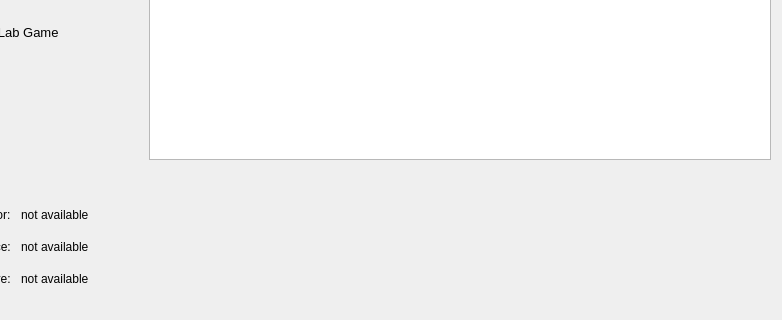
The window that mainwindow.ui (AnthonyA28/Qt-PWCL-game) describes before a commit, drawn with Qt 5; both pictures show x 137 to 919 and y 119 to 439 of the 919 by 569 pixel window.
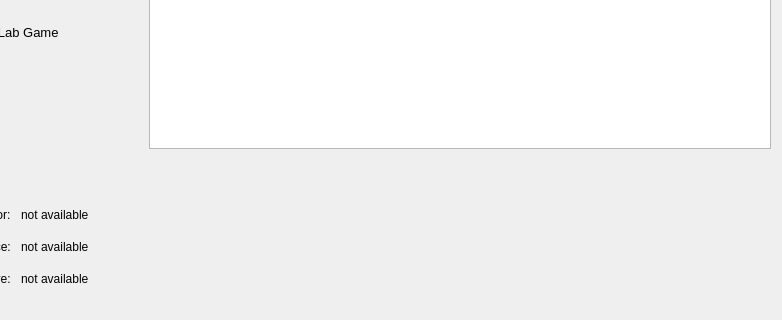
The same window after the commit. Icons and pictures are not drawn. Custom widgets are drawn as their Qt base class.

Commit message: shows emergency messages and doesnt allow user input until connection is valid

What changed in the file:
```diff
--- a/mainwindow.ui
+++ b/mainwindow.ui
@@ -458,6 +458,55 @@
         </item>
        </widget>
       </item>
+      <item>
+       <widget class="QLabel" name="emergencyMessageLabel">
+        <property name="palette">
+         <palette>
+          <active>
+           <colorrole role="WindowText">
+            <brush brushstyle="SolidPattern">
+             <color alpha="255">
+              <red>255</red>
+              <green>0</green>
+              <blue>0</blue>
+             </color>
+            </brush>
+           </colorrole>
+          </active>
+          <inactive>
+           <colorrole role="WindowText">
+            <brush brushstyle="SolidPattern">
+             <color alpha="255">
+              <red>255</red>
+              <green>0</green>
+              <blue>0</blue>
+             </color>
+            </brush>
+           </colorrole>
+          </inactive>
+          <disabled>
+           <colorrole role="WindowText">
+            <brush brushstyle="SolidPattern">
+             <color alpha="255">
+              <red>120</red>
+              <green>120</green>
+              <blue>120</blue>
+             </color>
+            </brush>
+           </colorrole>
+          </disabled>
+         </palette>
+        </property>
+        <property name="font">
+         <font>
+          <pointsize>11</pointsize>
+         </font>
+        </property>
+        <property name="text">
+         <string/>
+        </property>
+       </widget>
+      </item>
       <item>
        <widget class="QCustomPlot" name="plot" native="true">
         <property name="sizePolicy">
```
The commit also changes 2 other files.
